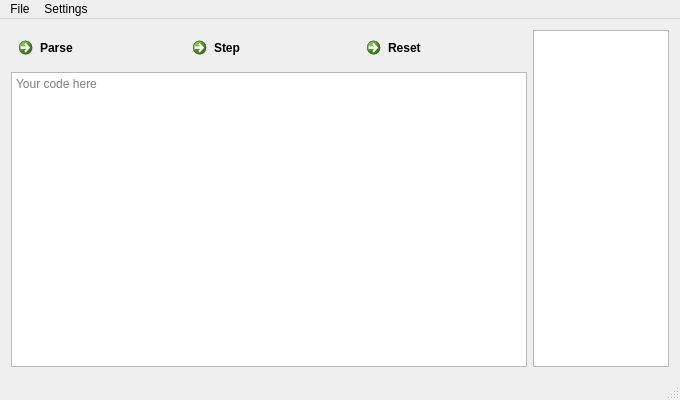
Before: the Qt Designer form momiji-qt/src/mainwindow.ui in andry-dev/momiji, drawn with Qt 5.
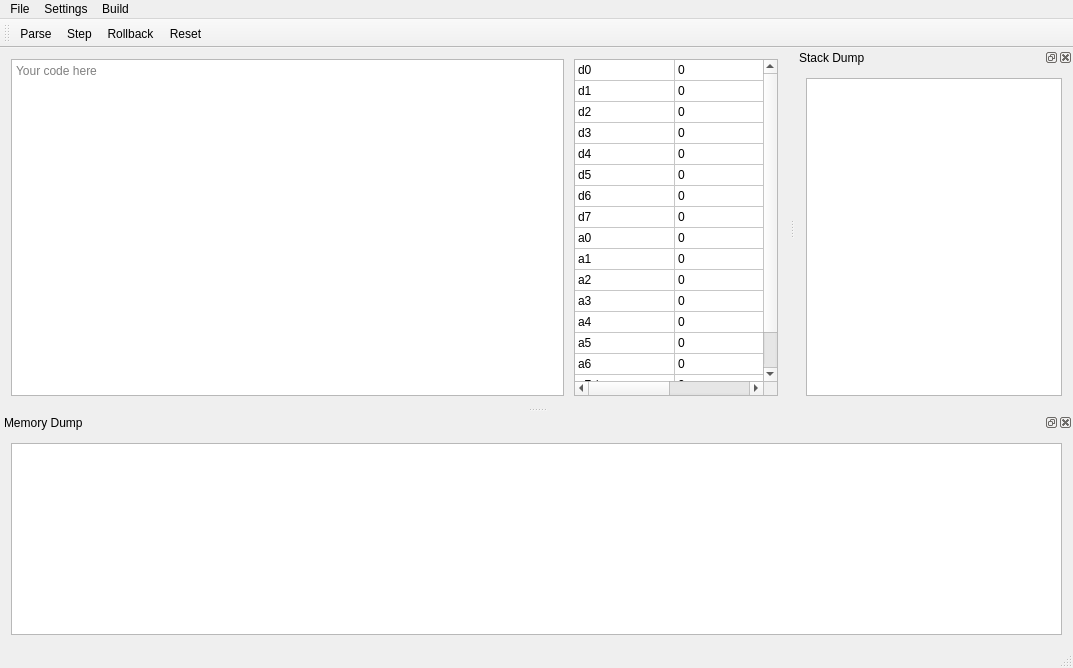
After: the same form once the commit is applied.

Commit message: All: CMake fixes, trying to make Windows builds work

Patch:
```diff
--- a/momiji-qt/src/mainwindow.ui
+++ b/momiji-qt/src/mainwindow.ui
@@ -5,12 +5,15 @@
   <property name="windowModality">
    <enum>Qt::NonModal</enum>
   </property>
+  <property name="enabled">
+   <bool>true</bool>
+  </property>
   <property name="geometry">
    <rect>
     <x>0</x>
     <y>0</y>
-    <width>680</width>
-    <height>400</height>
+    <width>1073</width>
+    <height>668</height>
    </rect>
   </property>
   <property name="sizePolicy">
@@ -28,37 +31,66 @@
   <property name="autoFillBackground">
    <bool>false</bool>
   </property>
+  <property name="toolButtonStyle">
+   <enum>Qt::ToolButtonIconOnly</enum>
+  </property>
+  <property name="documentMode">
+   <bool>false</bool>
+  </property>
+  <property name="tabShape">
+   <enum>QTabWidget::Rounded</enum>
+  </property>
+  <property name="dockNestingEnabled">
+   <bool>false</bool>
+  </property>
+  <property name="unifiedTitleAndToolBarOnMac">
+   <bool>false</bool>
+  </property>
   <widget class="QWidget" name="centralWidget">
-   <layout class="QHBoxLayout" name="horizontalLayout_2">
+   <property name="sizePolicy">
+    <sizepolicy hsizetype="Minimum" vsizetype="Preferred">
+     <horstretch>0</horstretch>
+     <verstretch>0</verstretch>
+    </sizepolicy>
+   </property>
+   <property name="maximumSize">
+    <size>
+     <width>16777215</width>
+     <height>16777215</height>
+    </size>
+   </property>
+   <property name="sizeIncrement">
+    <size>
+     <width>0</width>
+     <height>0</height>
+    </size>
+   </property>
+   <property name="layoutDirection">
+    <enum>Qt::LeftToRight</enum>
+   </property>
+   <property name="autoFillBackground">
+    <bool>false</bool>
+   </property>
+   <layout class="QHBoxLayout" name="horizontalLayout_2" stretch="0,0">
     <item>
      <layout class="QVBoxLayout" name="verticalLayout">
-      <item>
-       <layout class="QHBoxLayout" name="horizontalLayout">
-        <item>
-         <widget class="QCommandLinkButton" name="commandLinkButton">
-          <property name="text">
-           <string>Parse</string>
-          </property>
-         </widget>
-        </item>
-        <item>
-         <widget class="QCommandLinkButton" name="commandLinkButton_2">
-          <property name="text">
-           <string>Step</string>
-          </property>
-         </widget>
-        </item>
-        <item>
-         <widget class="QCommandLinkButton" name="commandLinkButton_3">
-          <property name="text">
-           <string>Reset</string>
-          </property>
-         </widget>
-        </item>
-       </layout>
-      </item>
+      <property name="rightMargin">
+       <number>4</number>
+      </property>
       <item>
        <widget class="QTextEdit" name="sourceCode">
+        <property name="sizePolicy">
+         <sizepolicy hsizetype="Expanding" vsizetype="Expanding">
+          <horstretch>0</horstretch>
+          <verstretch>0</verstretch>
+         </sizepolicy>
+        </property>
+        <property name="maximumSize">
+         <size>
+          <width>16777215</width>
+          <height>16777215</height>
+         </size>
+        </property>
         <property name="documentTitle">
          <string>Source code</string>
         </property>
@@ -73,18 +105,355 @@
      </layout>
     </item>
     <item>
-     <widget class="QTableView" name="registers"/>
+     <widget class="QTableWidget" name="registers">
+      <property name="enabled">
+       <bool>true</bool>
+      </property>
+      <property name="sizePolicy">
+       <sizepolicy hsizetype="Minimum" vsizetype="Expanding">
+        <horstretch>0</horstretch>
+        <verstretch>0</verstretch>
+       </sizepolicy>
+      </property>
+      <property name="minimumSize">
+       <size>
+        <width>0</width>
+        <height>0</height>
+       </size>
+      </property>
+      <property name="maximumSize">
+       <size>
+        <width>204</width>
+        <height>16777215</height>
+       </size>
+      </property>
+      <property name="baseSize">
+       <size>
+        <width>0</width>
+        <height>0</height>
+       </size>
+      </property>
+      <property name="autoFillBackground">
+       <bool>false</bool>
+      </property>
+      <property name="frameShape">
+       <enum>QFrame::StyledPanel</enum>
+      </property>
+      <property name="frameShadow">
+       <enum>QFrame::Sunken</enum>
+      </property>
+      <property name="tabKeyNavigation">
+       <bool>false</bool>
+      </property>
+      <property name="dragEnabled">
+       <bool>false</bool>
+      </property>
+      <property name="dragDropOverwriteMode">
+       <bool>false</bool>
+      </property>
+      <property name="alternatingRowColors">
+       <bool>false</bool>
+      </property>
+      <property name="rowCount">
+       <number>17</number>
+      </property>
+      <property name="columnCount">
+       <number>2</number>
+      </property>
+      <attribute name="horizontalHeaderVisible">
+       <bool>false</bool>
+      </attribute>
+      <attribute name="horizontalHeaderCascadingSectionResizes">
+       <bool>false</bool>
+      </attribute>
+      <attribute name="horizontalHeaderMinimumSectionSize">
+       <number>23</number>
+      </attribute>
+      <attribute name="horizontalHeaderDefaultSectionSize">
+       <number>100</number>
+      </attribute>
+      <attribute name="horizontalHeaderHighlightSections">
+       <bool>true</bool>
+      </attribute>
+      <attribute name="horizontalHeaderShowSortIndicator" stdset="0">
+       <bool>true</bool>
+      </attribute>
+      <attribute name="horizontalHeaderStretchLastSection">
+       <bool>true</bool>
+      </attribute>
+      <attribute name="verticalHeaderVisible">
+       <bool>false</bool>
+      </attribute>
+      <attribute name="verticalHeaderCascadingSectionResizes">
+       <bool>false</bool>
+      </attribute>
+      <attribute name="verticalHeaderDefaultSectionSize">
+       <number>21</number>
+      </attribute>
+      <attribute name="verticalHeaderHighlightSections">
+       <bool>true</bool>
+      </attribute>
+      <row/>
+      <row/>
+      <row/>
+      <row/>
+      <row/>
+      <row/>
+      <row/>
+      <row/>
+      <row/>
+      <row/>
+      <row/>
+      <row/>
+      <row/>
+      <row/>
+      <row/>
+      <row/>
+      <row/>
+      <column>
+       <property name="text">
+        <string>Registers</string>
+       </property>
+      </column>
+      <column>
+       <property name="text">
+        <string>Values</string>
+       </property>
+      </column>
+      <item row="0" column="0">
+       <property name="text">
+        <string>d0</string>
+       </property>
+       <property name="flags">
+        <set>ItemIsSelectable|ItemIsDragEnabled|ItemIsDropEnabled|ItemIsUserCheckable|ItemIsEnabled</set>
+       </property>
+      </item>
+      <item row="0" column="1">
+       <property name="text">
+        <string>0</string>
+       </property>
+      </item>
+      <item row="1" column="0">
+       <property name="text">
+        <string>d1</string>
+       </property>
+       <property name="flags">
+        <set>ItemIsSelectable|ItemIsDragEnabled|ItemIsDropEnabled|ItemIsUserCheckable|ItemIsEnabled</set>
+       </property>
+      </item>
+      <item row="1" column="1">
+       <property name="text">
+        <string>0</string>
+       </property>
+      </item>
+      <item row="2" column="0">
+       <property name="text">
+        <string>d2</string>
+       </property>
+       <property name="flags">
+        <set>ItemIsSelectable|ItemIsDragEnabled|ItemIsDropEnabled|ItemIsUserCheckable|ItemIsEnabled</set>
+       </property>
+      </item>
+      <item row="2" column="1">
+       <property name="text">
+        <string>0</string>
+       </property>
+      </item>
+      <item row="3" column="0">
+       <property name="text">
+        <string>d3</string>
+       </property>
+       <property name="flags">
+        <set>ItemIsSelectable|ItemIsDragEnabled|ItemIsDropEnabled|ItemIsUserCheckable|ItemIsEnabled</set>
+       </property>
+      </item>
+      <item row="3" column="1">
+       <property name="text">
+        <string>0</string>
+       </property>
+      </item>
+      <item row="4" column="0">
+       <property name="text">
+        <string>d4</string>
+       </property>
+       <property name="flags">
+        <set>ItemIsSelectable|ItemIsDragEnabled|ItemIsDropEnabled|ItemIsUserCheckable|ItemIsEnabled</set>
+       </property>
+      </item>
+      <item row="4" column="1">
+       <property name="text">
+        <string>0</string>
+       </property>
+      </item>
+      <item row="5" column="0">
+       <property name="text">
+        <string>d5</string>
+       </property>
+       <property name="flags">
+        <set>ItemIsSelectable|ItemIsDragEnabled|ItemIsDropEnabled|ItemIsUserCheckable|ItemIsEnabled</set>
+       </property>
+      </item>
+      <item row="5" column="1">
+       <property name="text">
+        <string>0</string>
+       </property>
+      </item>
+      <item row="6" column="0">
+       <property name="text">
+        <string>d6</string>
+       </property>
+       <property name="flags">
+        <set>ItemIsSelectable|ItemIsDragEnabled|ItemIsDropEnabled|ItemIsUserCheckable|ItemIsEnabled</set>
+       </property>
+      </item>
+      <item row="6" column="1">
+       <property name="text">
+        <string>0</string>
+       </property>
+      </item>
+      <item row="7" column="0">
+       <property name="text">
+        <string>d7</string>
+       </property>
+       <property name="flags">
+        <set>ItemIsSelectable|ItemIsDragEnabled|ItemIsDropEnabled|ItemIsUserCheckable|ItemIsEnabled</set>
+       </property>
+      </item>
+      <item row="7" column="1">
+       <property name="text">
+        <string>0</string>
+       </property>
+      </item>
+      <item row="8" column="0">
+       <property name="text">
+        <string>a0</string>
+       </property>
+       <property name="flags">
+        <set>ItemIsSelectable|ItemIsDragEnabled|ItemIsDropEnabled|ItemIsUserCheckable|ItemIsEnabled</set>
+       </property>
+      </item>
+      <item row="8" column="1">
+       <property name="text">
+        <string>0</string>
+       </property>
+      </item>
+      <item row="9" column="0">
+       <property name="text">
+        <string>a1</string>
+       </property>
+       <property name="flags">
+        <set>ItemIsSelectable|ItemIsDragEnabled|ItemIsDropEnabled|ItemIsUserCheckable|ItemIsEnabled</set>
+       </property>
+      </item>
+      <item row="9" column="1">
+       <property name="text">
+        <string>0</string>
+       </property>
+      </item>
+      <item row="10" column="0">
+       <property name="text">
+        <string>a2</string>
+       </property>
+       <property name="flags">
+        <set>ItemIsSelectable|ItemIsDragEnabled|ItemIsDropEnabled|ItemIsUserCheckable|ItemIsEnabled</set>
+       </property>
+      </item>
+      <item row="10" column="1">
+       <property name="text">
+        <string>0</string>
+       </property>
+      </item>
+      <item row="11" column="0">
+       <property name="text">
+        <string>a3</string>
+       </property>
+       <property name="flags">
+        <set>ItemIsSelectable|ItemIsDragEnabled|ItemIsDropEnabled|ItemIsUserCheckable|ItemIsEnabled</set>
+       </property>
+      </item>
+      <item row="11" column="1">
+       <property name="text">
+        <string>0</string>
+       </property>
+      </item>
+      <item row="12" column="0">
+       <property name="text">
+        <string>a4</string>
+       </property>
+       <property name="flags">
+        <set>ItemIsSelectable|ItemIsDragEnabled|ItemIsDropEnabled|ItemIsUserCheckable|ItemIsEnabled</set>
+       </property>
+      </item>
+      <item row="12" column="1">
+       <property name="text">
+        <string>0</string>
+       </property>
+      </item>
+      <item row="13" column="0">
+       <property name="text">
+        <string>a5</string>
+       </property>
+       <property name="flags">
+        <set>ItemIsSelectable|ItemIsDragEnabled|ItemIsDropEnabled|ItemIsUserCheckable|ItemIsEnabled</set>
+       </property>
+      </item>
+      <item row="13" column="1">
+       <property name="text">
+        <string>0</string>
+       </property>
+      </item>
+      <item row="14" column="0">
+       <property name="text">
+        <string>a6</string>
+       </property>
+       <property name="flags">
+        <set>ItemIsSelectable|ItemIsDragEnabled|ItemIsDropEnabled|ItemIsUserCheckable|ItemIsEnabled</set>
+       </property>
+      </item>
+      <item row="14" column="1">
+       <property name="text">
+        <string>0</string>
+       </property>
+      </item>
+      <item row="15" column="0">
+       <property name="text">
+        <string>a7 / sp</string>
+       </property>
+       <property name="flags">
+        <set>ItemIsSelectable|ItemIsDragEnabled|ItemIsDropEnabled|ItemIsUserCheckable|ItemIsEnabled</set>
+       </property>
+      </item>
+      <item row="15" column="1">
+       <property name="text">
+        <string>0</string>
+       </property>
+      </item>
+      <item row="16" column="0">
+       <property name="text">
+        <string>pc</string>
+       </property>
+      </item>
+      <item row="16" column="1">
+       <property name="text">
+        <string>0</string>
+       </property>
+      </item>
+     </widget>
     </item>
    </layout>
   </widget>
-  <widget class="QStatusBar" name="statusBar"/>
+  <widget class="QStatusBar" name="statusBar">
+   <property name="sizeGripEnabled">
+    <bool>true</bool>
+   </property>
+  </widget>
   <widget class="QMenuBar" name="menuBar">
    <property name="geometry">
     <rect>
      <x>0</x>
      <y>0</y>
-     <width>680</width>
-     <height>20</height>
+     <width>1073</width>
+     <height>30</height>
     </rect>
    </property>
    <widget class="QMenu" name="menuFile">
@@ -98,8 +467,92 @@
     </property>
     <addaction name="actionRetain_system_states"/>
    </widget>
+   <widget class="QMenu" name="menuView">
+    <property name="title">
+     <string>Build</string>
+    </property>
+    <addaction name="actionParse"/>
+    <addaction name="actionStep"/>
+    <addaction name="actionRollback"/>
+    <addaction name="actionReset"/>
+   </widget>
    <addaction name="menuFile"/>
    <addaction name="menuSettings"/>
+   <addaction name="menuView"/>
+  </widget>
+  <widget class="QDockWidget" name="dockMemDump">
+   <property name="maximumSize">
+    <size>
+     <width>432423</width>
+     <height>524287</height>
+    </size>
+   </property>
+   <property name="floating">
+    <bool>false</bool>
+   </property>
+   <property name="windowTitle">
+    <string>Memory Dump</string>
+   </property>
+   <attribute name="dockWidgetArea">
+    <number>8</number>
+   </attribute>
+   <widget class="QWidget" name="dockMemDumpContent">
+    <layout class="QVBoxLayout" name="verticalLayout_2">
+     <item>
+      <widget class="QTableView" name="tblMemView">
+       <property name="gridStyle">
+        <enum>Qt::NoPen</enum>
+       </property>
+       <property name="cornerButtonEnabled">
+        <bool>false</bool>
+       </property>
+       <attribute name="verticalHeaderVisible">
+        <bool>false</bool>
+       </attribute>
+      </widget>
+     </item>
+    </layout>
+   </widget>
+  </widget>
+  <widget class="QDockWidget" name="dockStackDump">
+   <property name="windowTitle">
+    <string>Stack Dump</string>
+   </property>
+   <attribute name="dockWidgetArea">
+    <number>2</number>
+   </attribute>
+   <widget class="QWidget" name="dockStackDumpContent">
+    <layout class="QVBoxLayout" name="verticalLayout_3">
+     <item>
+      <widget class="QTableView" name="tblStackView">
+       <property name="gridStyle">
+        <enum>Qt::NoPen</enum>
+       </property>
+       <attribute name="verticalHeaderVisible">
+        <bool>false</bool>
+       </attribute>
+      </widget>
+     </item>
+    </layout>
+   </widget>
+  </widget>
+  <widget class="QToolBar" name="toolBar">
+   <property name="windowTitle">
+    <string>Tool Bar</string>
+   </property>
+   <property name="accessibleName">
+    <string>Tool Bar</string>
+   </property>
+   <attribute name="toolBarArea">
+    <enum>TopToolBarArea</enum>
+   </attribute>
+   <attribute name="toolBarBreak">
+    <bool>false</bool>
+   </attribute>
+   <addaction name="actionParse"/>
+   <addaction name="actionStep"/>
+   <addaction name="actionRollback"/>
+   <addaction name="actionReset"/>
   </widget>
   <action name="actionRetain_system_states">
    <property name="checkable">
@@ -112,6 +565,26 @@
     <string>Retain system states</string>
    </property>
   </action>
+  <action name="actionStep">
+   <property name="text">
+    <string>Step</string>
+   </property>
+  </action>
+  <action name="actionRollback">
+   <property name="text">
+    <string>Rollback</string>
+   </property>
+  </action>
+  <action name="actionReset">
+   <property name="text">
+    <string>Reset</string>
+   </property>
+  </action>
+  <action name="actionParse">
+   <property name="text">
+    <string>Parse</string>
+   </property>
+  </action>
  </widget>
  <layoutdefault spacing="6" margin="11"/>
  <resources/>
```
The commit also changes 20 other files.
